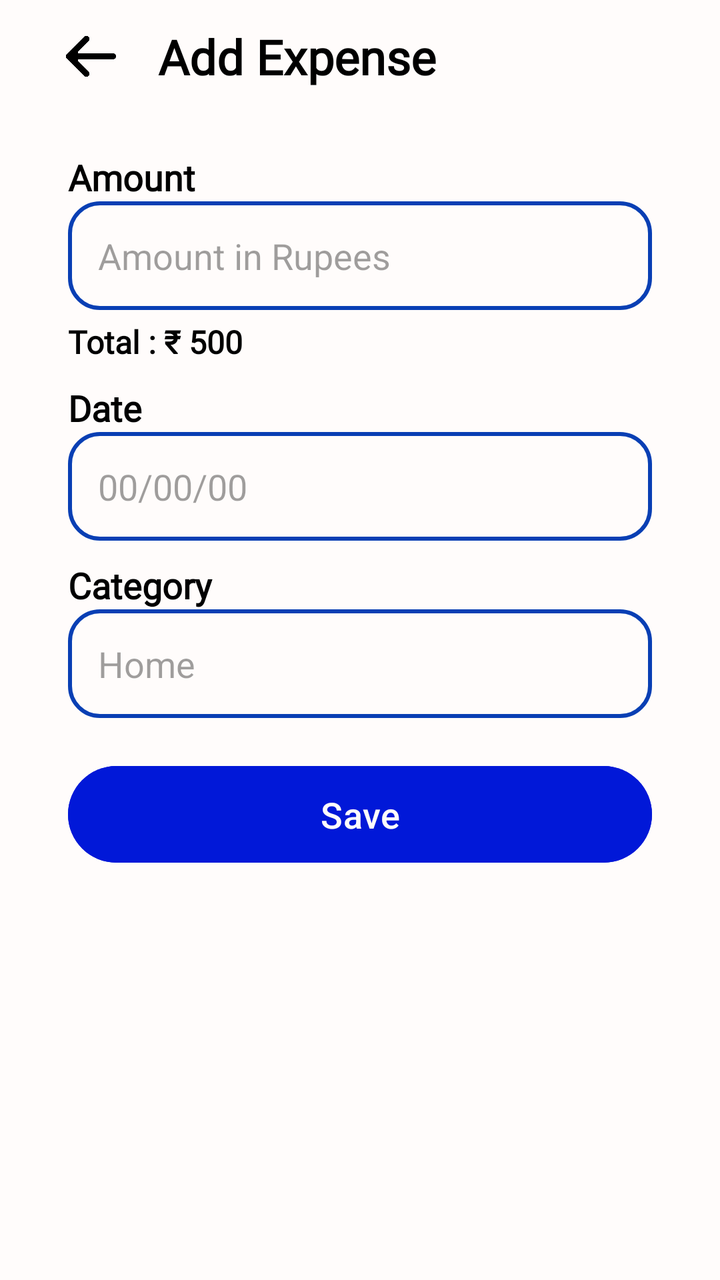
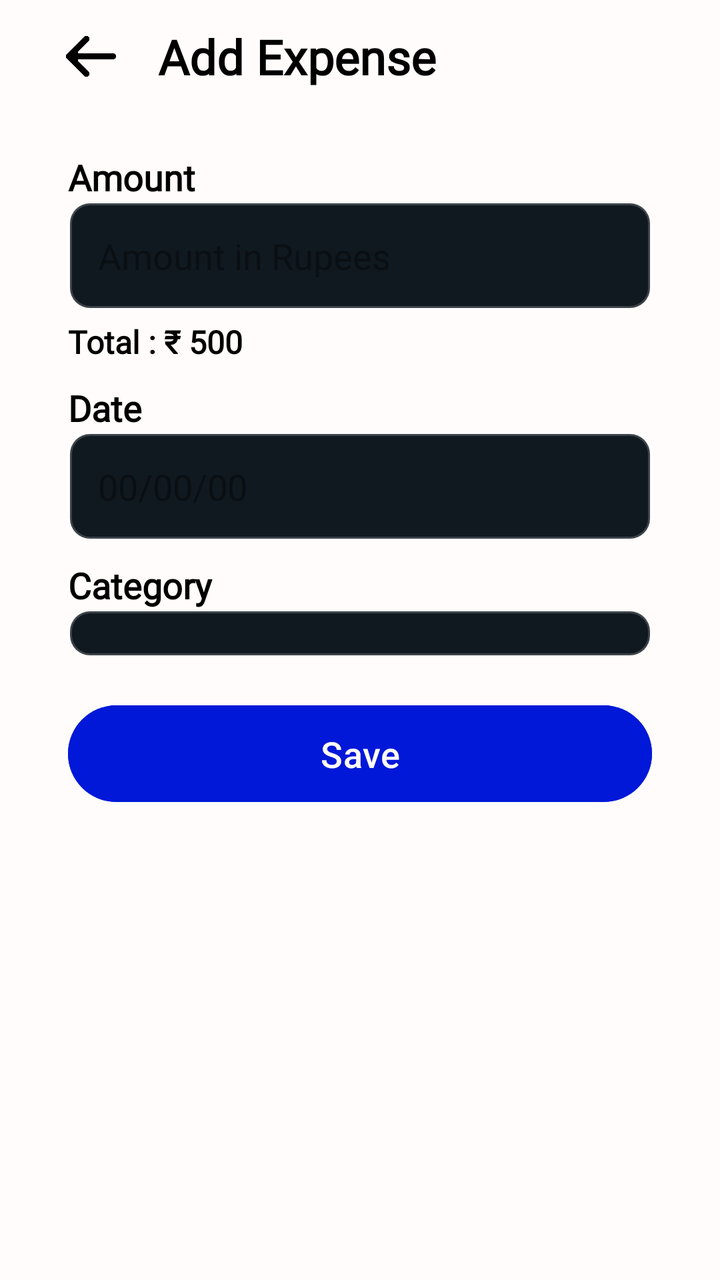

Screens rendered from an Android XML layout before and after an edit, with the pre-edit source and the edit as a unified diff.
<!-- AndroidManifest.xml: application theme Theme.Material3.Dark.NoActionBar -->
<!-- res/layout/fragment_add.xml -->
<?xml version="1.0" encoding="utf-8"?>
<LinearLayout xmlns:android="http://schemas.android.com/apk/res/android"
             android:orientation="vertical"
             android:layout_width="match_parent"
             android:layout_height="match_parent"

    android:background="@color/blue_white">

    <LinearLayout
        android:id="@+id/heading"
        android:layout_width="match_parent"
        android:layout_height="wrap_content"
        android:padding="12dp"
        android:gravity="center_vertical"
        >

        <ImageView
            android:layout_width="0dp"
            android:layout_height="25dp"
            android:src="@drawable/arrow"
            android:rotation="-90"
            android:layout_weight="1"
            />

        <TextView
            android:layout_width="0dp"
            android:layout_height="wrap_content"
            android:layout_weight="4"
            android:fontFamily="@font/poppins_semibold"
            android:text="Add Expense"
            android:textColor="@color/black"
            android:textSize="24sp"
            android:textStyle="bold" />
    </LinearLayout>


    <LinearLayout
        android:layout_marginStart="34dp"
        android:layout_marginEnd="34dp"
        android:layout_marginTop="20dp"
        android:layout_width="match_parent"
        android:layout_height="wrap_content"
        android:orientation="vertical"
        >

        <TextView
            android:layout_width="wrap_content"
            android:layout_height="wrap_content"
            android:text="Amount"
            android:textColor="@color/black"
            android:textStyle="bold"
            android:textSize="18dp"
            android:fontFamily="@font/poppins_semibold"

            />

        <EditText
            android:textColor="@color/black"
            android:id="@+id/amount"
            android:layout_marginTop="0dp"
            android:layout_width="match_parent"
            android:layout_height="wrap_content"
            android:background="@drawable/inputs"
            android:hint="Amount in Rupees"
            android:textColorHint="#60000000"
            android:paddingStart="15dp"
            android:paddingEnd="14dp"
            android:paddingTop="15dp"
            android:paddingBottom="15dp"

            />

        <TextView
            android:layout_marginTop="5dp"
            android:layout_width="wrap_content"
            android:layout_height="wrap_content"
            android:text="Total : ₹ 500"
            android:textColor="@color/black"
            android:textStyle="bold"
            android:textFontWeight="900"
            android:textSize="16dp"
            android:fontFamily="@font/poppins_thin"

            />



        <TextView
            android:layout_marginTop="10dp"
            android:layout_width="wrap_content"
            android:layout_height="wrap_content"
            android:text="Date"
            android:textColor="@color/black"
            android:textStyle="bold"
            android:textSize="18dp"
            android:fontFamily="@font/poppins_semibold"

            />

        <EditText
            android:textColor="@color/black"
            android:id="@+id/date"
            android:layout_marginTop="0dp"
            android:layout_width="match_parent"
            android:layout_height="wrap_content"
            android:background="@drawable/inputs"
            android:hint="00/00/00"
            android:inputType="date"
            android:focusable="false"
            android:clickable="true"
            android:textColorHint="#60000000"
            android:paddingStart="15dp"
            android:paddingEnd="14dp"
            android:paddingTop="15dp"
            android:paddingBottom="15dp"

            />


        <TextView
            android:layout_marginTop="10dp"
            android:layout_width="wrap_content"
            android:layout_height="wrap_content"
            android:text="Category"
            android:textColor="@color/black"
            android:textStyle="bold"
            android:textSize="18dp"
            android:fontFamily="@font/poppins_semibold"

            />

        <EditText
            android:textColor="@color/black"
            android:id="@+id/category"
            android:layout_marginTop="0dp"
            android:layout_width="match_parent"
            android:layout_height="wrap_content"
            android:background="@drawable/inputs"
            android:hint="Home"

            android:textColorHint="#60000000"
            android:paddingStart="15dp"
            android:paddingEnd="14dp"
            android:paddingTop="15dp"
            android:paddingBottom="15dp"

            />





        <Button

            android:padding="12dp"
            android:id="@+id/saveExpense"
            android:layout_width="match_parent"
            android:layout_height="wrap_content"
            android:backgroundTint="#0118D8"
            android:text="Save"
            android:textColor="@color/blue_white"
            android:textSize="18sp"
            android:layout_marginTop="20dp"


            />



    </LinearLayout>

</LinearLayout>
<!-- resources referenced by this layout -->
<resources>
  <color name="black">#FF000000</color>
  <color name="blue_white">#FFFCFB</color>
  <!-- drawable arrow: png bitmap (drawable, 8440 bytes) -->
  <!-- drawable inputs (drawable) -->
  <?xml version="1.0" encoding="utf-8"?>
  <shape xmlns:android="http://schemas.android.com/apk/res/android">
  
      <solid android:color="@color/blue_white"></solid>
  
      <stroke android:color="@color/blue" android:width="2dp"
          />
  
      <corners android:radius="15dp"
          />
  </shape>
  <color name="blue">#093FB4</color>
</resources>

<!-- the commit's change to res/layout/fragment_add.xml (unified diff, before → after) -->
@@ -129,22 +129,12 @@
 
             />
 
-        <EditText
-            android:textColor="@color/black"
-            android:id="@+id/category"
-            android:layout_marginTop="0dp"
+        <Spinner
+            android:id="@+id/spinnerCategory"
             android:layout_width="match_parent"
             android:layout_height="wrap_content"
             android:background="@drawable/inputs"
-            android:hint="Home"
-
-            android:textColorHint="#60000000"
-            android:paddingStart="15dp"
-            android:paddingEnd="14dp"
-            android:paddingTop="15dp"
-            android:paddingBottom="15dp"
-
-            />
+            android:padding="12dp" />
 
 
 
<!-- resource entries referenced after the edit -->
@@ -7,14 +7,13 @@
   <?xml version="1.0" encoding="utf-8"?>
   <shape xmlns:android="http://schemas.android.com/apk/res/android">
   
-      <solid android:color="@color/blue_white"></solid>
+      <solid android:color="#101920"></solid>
   
-      <stroke android:color="@color/blue" android:width="2dp"
+      <stroke android:color="#30f6f7f8" android:width="2dp"
           />
   
-      <corners android:radius="15dp"
+      <corners android:radius="10dp"
           />
   </shape>
-  <color name="blue">#093FB4</color>
 </resources>
 
